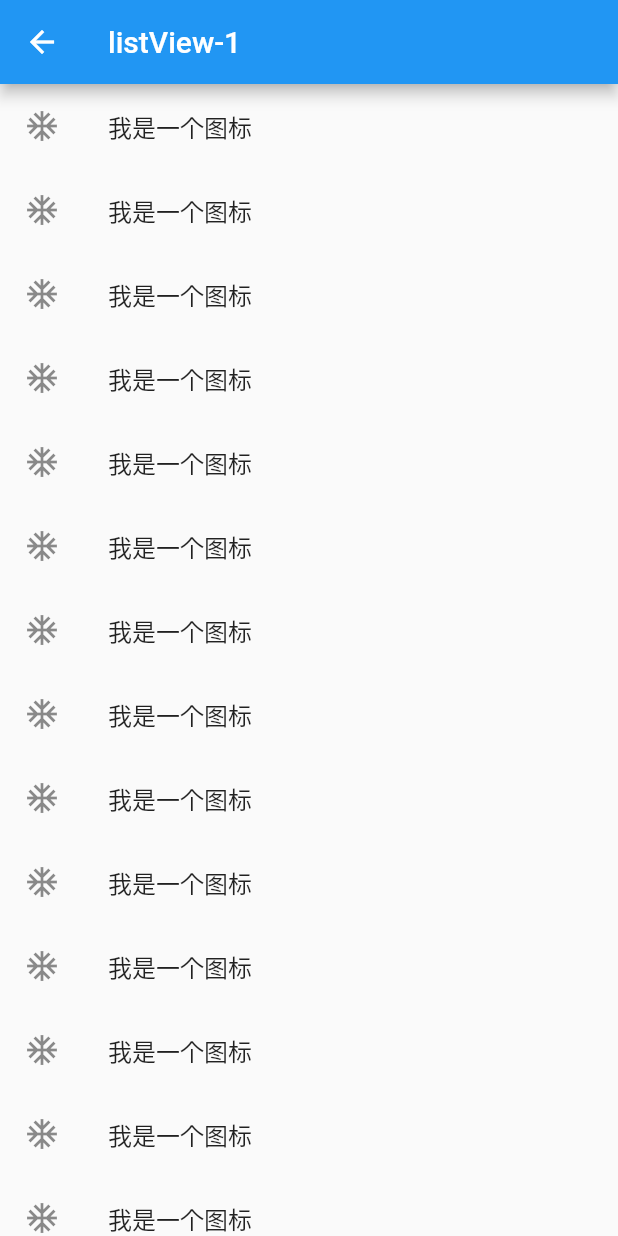
After one commit to chenqf/flutter_widget_demo, a Flutter app: the MyListView screen opened directly, after a tap on "ListView - 1", on a phone screen of 412 x 824 dp. The commit adds this screen. Run offline on Flutter 3.47's test engine with Material 2 defaults, Android fonts, the phone set to English and light mode, and no system bars.

Commit message:
组件 ListView 简单相关内容

```diff
--- /dev/null
+++ b/lib/demo/listView/1.dart
@@ -0,0 +1,93 @@
+import 'package:flutter/material.dart';
+
+
+class MyListView1 extends StatelessWidget {
+  @override
+  Widget build(BuildContext context) {
+    return Scaffold(
+      appBar: AppBar(
+        title: Text("listView-1"),
+      ),
+      body: ListView(
+        children: <Widget>[
+          ListTile(
+            leading: Icon(Icons.ac_unit),
+            title: Text('我是一个图标'),
+          ),
+          ListTile(
+            leading: Icon(Icons.ac_unit),
+            title: Text('我是一个图标'),
+          ),
+          ListTile(
+            leading: Icon(Icons.ac_unit),
+            title: Text('我是一个图标'),
+          ),
+          ListTile(
+            leading: Icon(Icons.ac_unit),
+            title: Text('我是一个图标'),
+          ),
+          ListTile(
+            leading: Icon(Icons.ac_unit),
+            title: Text('我是一个图标'),
+          ),
+          ListTile(
+            leading: Icon(Icons.ac_unit),
+            title: Text('我是一个图标'),
+          ),
+          ListTile(
+            leading: Icon(Icons.ac_unit),
+            title: Text('我是一个图标'),
+          ),
+          ListTile(
+            leading: Icon(Icons.ac_unit),
+            title: Text('我是一个图标'),
+          ),
+          ListTile(
+            leading: Icon(Icons.ac_unit),
+            title: Text('我是一个图标'),
+          ),
+          ListTile(
+            leading: Icon(Icons.ac_unit),
+            title: Text('我是一个图标'),
+          ),
+          ListTile(
+            leading: Icon(Icons.ac_unit),
+            title: Text('我是一个图标'),
+          ),
+          ListTile(
+            leading: Icon(Icons.ac_unit),
+            title: Text('我是一个图标'),
+          ),
+          ListTile(
+            leading: Icon(Icons.ac_unit),
+            title: Text('我是一个图标'),
+          ),
+          ListTile(
+            leading: Icon(Icons.ac_unit),
+            title: Text('我是一个图标'),
+          ),
+          ListTile(
+            leading: Icon(Icons.ac_unit),
+            title: Text('我是一个图标'),
+          ),
+          ListTile(
+            leading: Icon(Icons.ac_unit),
+            title: Text('我是一个图标'),
+          ),
+          ListTile(
+            leading: Icon(Icons.ac_unit),
+            title: Text('我是一个图标'),
+          ),
+          ListTile(
+            leading: Icon(Icons.ac_unit),
+            title: Text('我是一个图标'),
+          ),
+          ListTile(
+            leading: Icon(Icons.ac_unit),
+            title: Text('我是一个图标'),
+          )
+        ],
+      )
+    );
+  }
+}
--- /dev/null
+++ b/lib/demo/listView/index.dart
@@ -0,0 +1,54 @@
+import 'package:flutter/material.dart';
+import './1.dart';
+import './2.dart';
+
+
+class MyListView extends StatelessWidget {
+  @override
+  Widget build(BuildContext context) {
+    return Scaffold(
+      appBar: AppBar(
+        title: Text("listView demo"),
+      ),
+      body: Container(
+        alignment: Alignment.center,
+        child: Column(
+          children: <Widget>[
+            FlatButton(
+              child: Text("ListView - 1"),
+              color: Colors.blue,
+              highlightColor: Colors.blue[700],
+              colorBrightness: Brightness.dark,
+              splashColor: Colors.grey,
+              shape:RoundedRectangleBorder(borderRadius: BorderRadius.circular(20.0)),
+              onPressed: () {
+                //导航到新路由
+                Navigator.push( context,
+                    new MaterialPageRoute(builder: (context) {
+                      return new MyListView1();
+                    })
+                );
+              },
+            ),
+            FlatButton(
+              child: Text("ListView - 2"),
+              color: Colors.blue,
+              highlightColor: Colors.blue[700],
+              colorBrightness: Brightness.dark,
+              splashColor: Colors.grey,
+              shape:RoundedRectangleBorder(borderRadius: BorderRadius.circular(20.0)),
+              onPressed: () {
+                //导航到新路由
+                Navigator.push( context,
+                    new MaterialPageRoute(builder: (context) {
+                      return new MyListView2();
+                    })
+                );
+              },
+            )
+          ],
+        ),
+      )
+    );
+  }
+}
```
Also changed, not shown: lib/demo/listView/2.dart (added, +41 -0 lines), lib/main.dart (+17 -14 lines).
